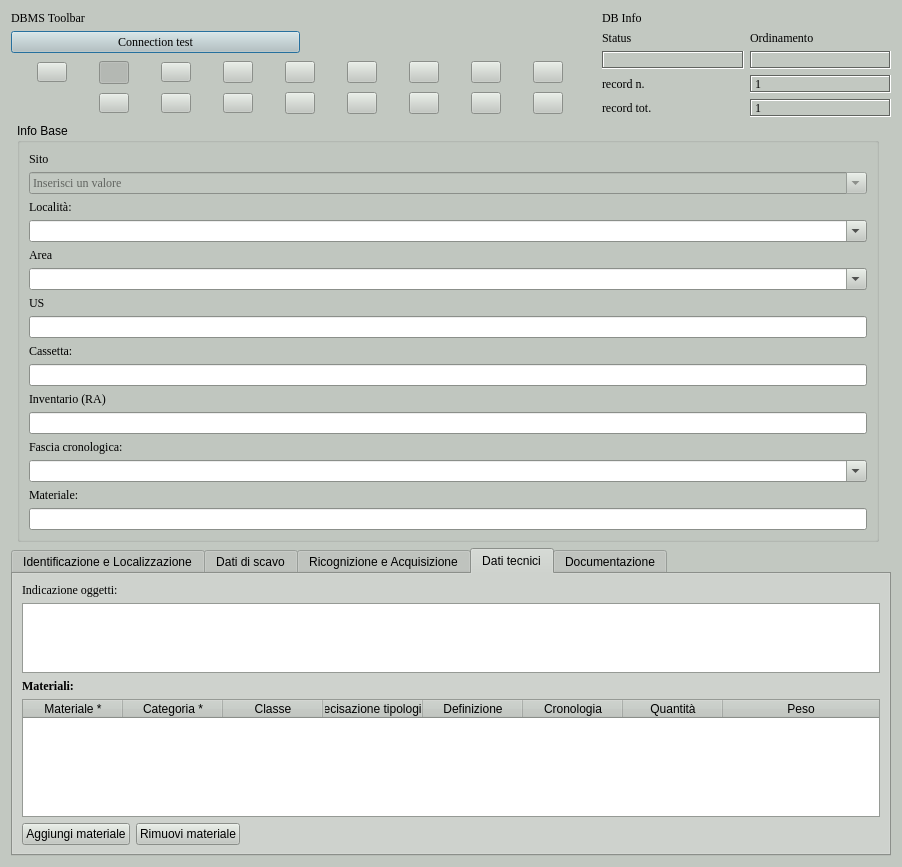
Above: gui/ui/Tma.ui from pyarchinit/pyarchinit before the change. Below: the same form after it.
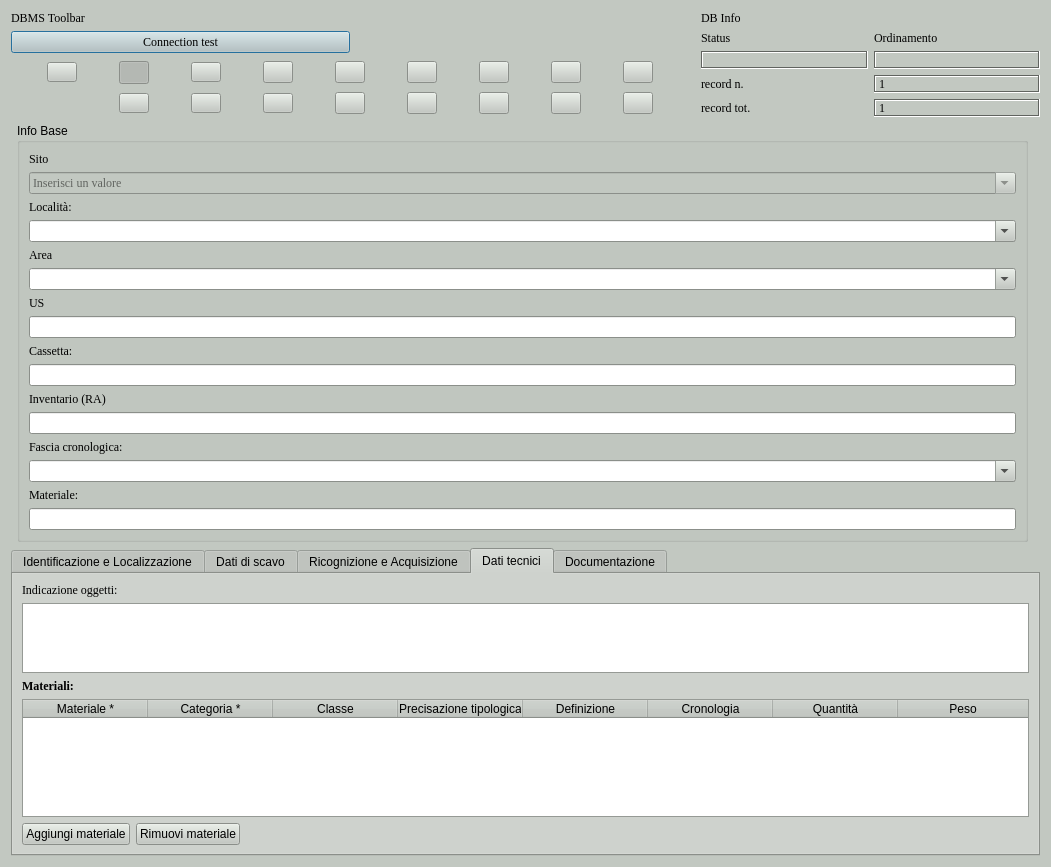
That is the form after the change. The open tabs and pages were chosen to show the change. Icons and pictures are not drawn. Custom widgets are drawn as their Qt base class.

Patch:
```diff
--- a/gui/ui/Tma.ui
+++ b/gui/ui/Tma.ui
@@ -6,7 +6,7 @@
    <rect>
     <x>0</x>
     <y>0</y>
-    <width>902</width>
+    <width>1051</width>
     <height>867</height>
    </rect>
   </property>
@@ -1542,6 +1542,9 @@
          <property name="selectionBehavior">
           <enum>QAbstractItemView::SelectRows</enum>
          </property>
+         <attribute name="horizontalHeaderDefaultSectionSize">
+          <number>125</number>
+         </attribute>
          <attribute name="horizontalHeaderStretchLastSection">
           <bool>true</bool>
          </attribute>
```
Left out of the diff: 2 changed lines with no effect on the pictures.
